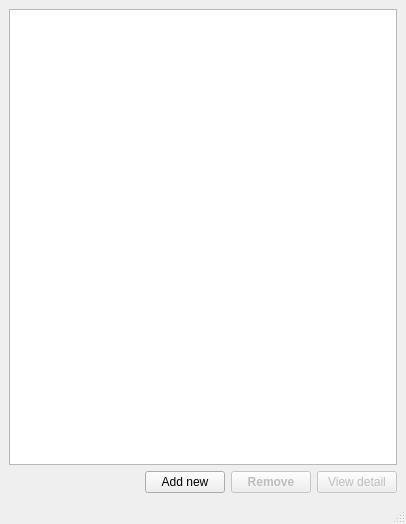
Above: mainwindow.ui from kevin-ye/KeyKeeper3 before the change. Below: the same form after it.
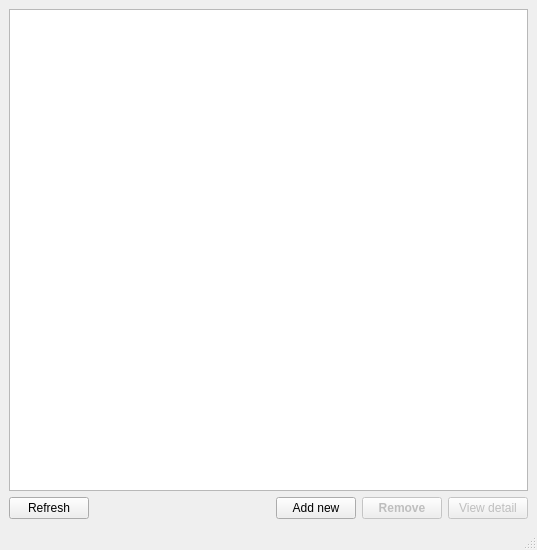
That is the form after the change.

The edit to the form file:
```diff
--- a/mainwindow.ui
+++ b/mainwindow.ui
@@ -6,8 +6,8 @@
    <rect>
     <x>0</x>
     <y>0</y>
-    <width>406</width>
-    <height>524</height>
+    <width>537</width>
+    <height>550</height>
    </rect>
   </property>
   <property name="windowTitle">
@@ -20,6 +20,13 @@
     </item>
     <item>
      <layout class="QHBoxLayout" name="horizontalLayout">
+      <item>
+       <widget class="QPushButton" name="refreshButton">
+        <property name="text">
+         <string>Refresh</string>
+        </property>
+       </widget>
+      </item>
       <item>
        <spacer name="horizontalSpacer">
         <property name="orientation">
```
Left out of the diff: 2 changed lines with no effect on the pictures.
